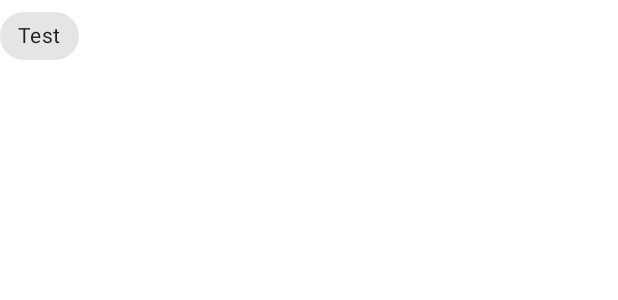
After one commit to dzmpr/goodfood-app, an Android app: the layout chip_sort_layout.xml on its own in the app's theme, with its tools: preview values and no code run, on a phone screen of 412 x 824 dp. The commit adds this screen. Shown: the top 300 px of the screen. Run offline under Robolectric (Android 15) with nearby library versions, the phone set to English and light mode, and no system bars.

Commit message:
Added styles for filter chips.

```diff
--- /dev/null
+++ b/app/src/main/res/color-night/chip_background_color.xml
@@ -0,0 +1,5 @@
+<?xml version="1.0" encoding="utf-8"?>
+<selector xmlns:android="http://schemas.android.com/apk/res/android">
+    <item android:color="@color/dark_gray" android:state_checked="false" />
+    <item android:color="@color/spring_green_dark_transparent" android:state_checked="true" />
+</selector>
--- /dev/null
+++ b/app/src/main/res/color/chip_background_color.xml
@@ -0,0 +1,5 @@
+<?xml version="1.0" encoding="utf-8"?>
+<selector xmlns:android="http://schemas.android.com/apk/res/android">
+    <item android:color="@color/spring_green_transparent" android:state_checked="true" />
+    <item android:color="@color/light_gray" android:state_checked="false" />
+</selector>
--- /dev/null
+++ b/app/src/main/res/color/chip_text_color.xml
@@ -0,0 +1,5 @@
+<?xml version="1.0" encoding="utf-8"?>
+<selector xmlns:android="http://schemas.android.com/apk/res/android">
+    <item android:color="@color/black" android:state_checked="false" />
+    <item android:color="@color/white" android:state_checked="true" />
+</selector>
--- /dev/null
+++ b/app/src/main/res/layout/chip_sort_layout.xml
@@ -0,0 +1,8 @@
+<?xml version="1.0" encoding="utf-8"?>
+<com.google.android.material.chip.Chip
+    xmlns:android="http://schemas.android.com/apk/res/android"
+    xmlns:tools="http://schemas.android.com/tools"
+    android:layout_width="wrap_content"
+    android:layout_height="wrap_content"
+    style="@style/Theme.GoodFood.FilterChip"
+    tools:text="Test" />
--- a/app/src/main/res/values-night/themes.xml
+++ b/app/src/main/res/values-night/themes.xml
@@ -30,4 +30,9 @@
     <style name="BottomSheetStyle" parent="Widget.Design.BottomSheet.Modal">
         <item name="android:background">@drawable/bottom_sheet_background</item>
     </style>
+
+    <style name="Theme.GoodFood.FilterChip" parent="Widget.MaterialComponents.Chip.Filter">
+        <item name="chipBackgroundColor">@color/chip_background_color</item>
+        <item name="checkedIconTint">@color/white</item>
+    </style>
 </resources>
--- a/app/src/main/res/values/colors.xml
+++ b/app/src/main/res/values/colors.xml
@@ -12,6 +12,11 @@
     <color name="raisin_black">#242124</color>
     <color name="ivory">#FFFFF3</color>
 
+    <color name="light_gray">#E5E5E5</color>
+    <color name="dark_gray">#454545</color>
+    <color name="spring_green_transparent">#990AFF85</color>
+    <color name="spring_green_dark_transparent">#CC0AFF85</color>
+
     <color name="black">#FF000000</color>
     <color name="white">#FFFFFFFF</color>
 </resources>
--- a/app/src/main/res/values/themes.xml
+++ b/app/src/main/res/values/themes.xml
@@ -33,4 +33,8 @@
     <style name="BottomSheetStyle" parent="Widget.Design.BottomSheet.Modal">
         <item name="android:background">@drawable/bottom_sheet_background</item>
     </style>
+
+    <style name="Theme.GoodFood.FilterChip" parent="Widget.MaterialComponents.Chip.Filter">
+        <item name="chipBackgroundColor">@color/chip_background_color</item>
+    </style>
 </resources>
```
